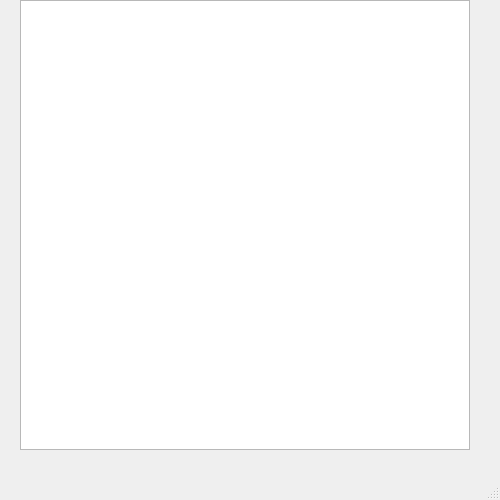
Qt form main.ui (comrade-as/New_git) before a commit.
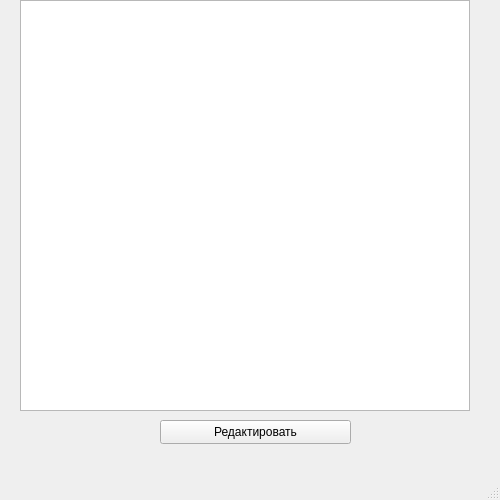
The same form after that commit.

Commit message: Капучино

```diff
--- a/main.ui
+++ b/main.ui
@@ -20,10 +20,23 @@
       <x>20</x>
       <y>0</y>
       <width>450</width>
-      <height>450</height>
+      <height>411</height>
      </rect>
     </property>
    </widget>
+   <widget class="QPushButton" name="btn_edit">
+    <property name="geometry">
+     <rect>
+      <x>160</x>
+      <y>420</y>
+      <width>191</width>
+      <height>24</height>
+     </rect>
+    </property>
+    <property name="text">
+     <string>Редактировать</string>
+    </property>
+   </widget>
   </widget>
   <widget class="QMenuBar" name="menubar">
    <property name="geometry">
```
The commit also changes 2 other files.
